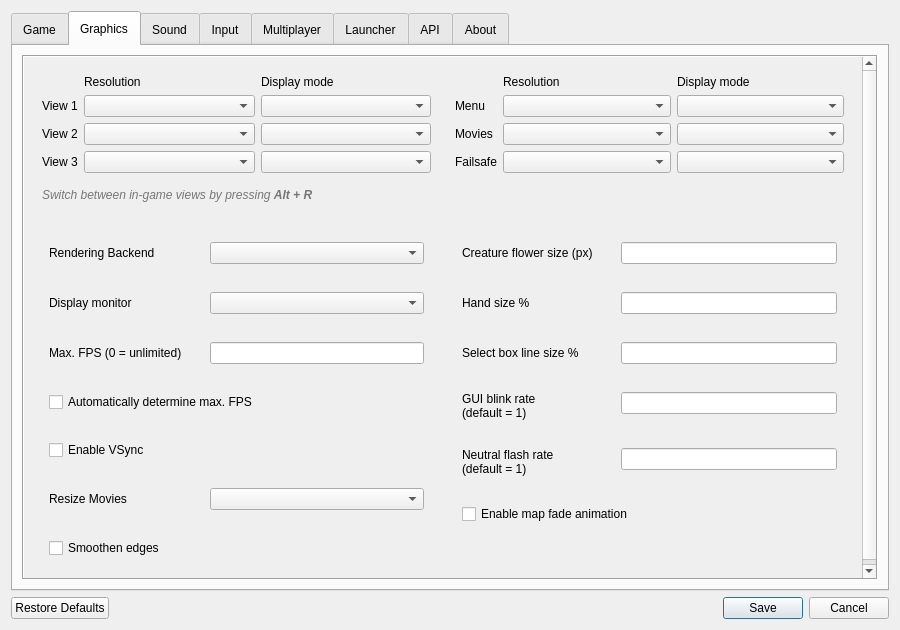
Before: the Qt Designer form ui/settingsdialog.ui in dkfans/keeperfx-launcher-qt, drawn with Qt 5.
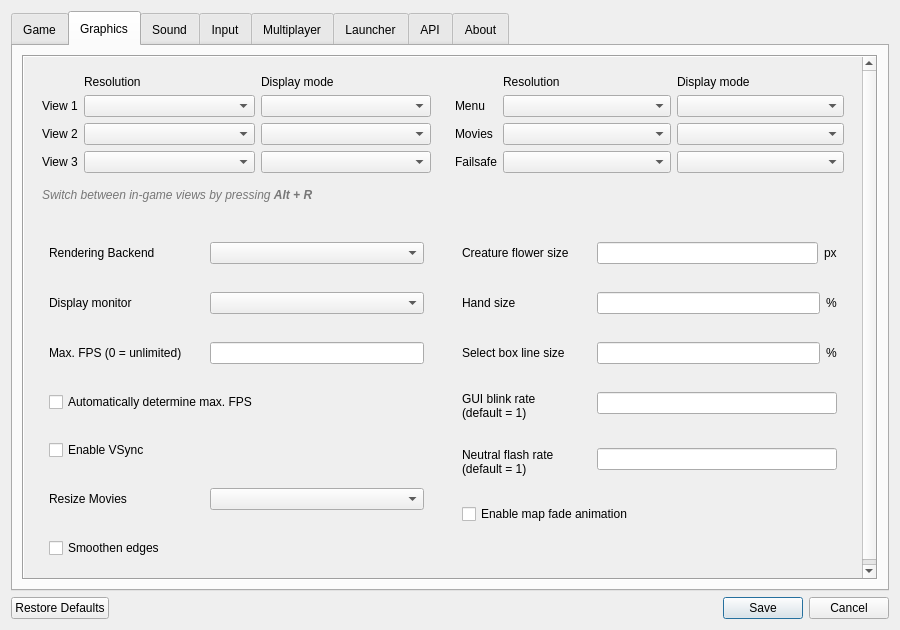
After: the same form once the commit is applied. The open tabs and pages were chosen to show the change. Icons and pictures are not drawn.

Commit message: separate measurement units from setting labels

What changed in the file:
```diff
--- a/ui/settingsdialog.ui
+++ b/ui/settingsdialog.ui
@@ -663,32 +663,107 @@
                  <item row="0" column="0">
                   <widget class="QLabel" name="labelCreatureFlowerSize">
                    <property name="text">
-                    <string comment="Textinput Title Label">Creature flower size (px)</string>
+                    <string comment="Textinput Title Label">Creature flower size</string>
                    </property>
                   </widget>
                  </item>
                  <item row="0" column="1">
-                  <widget class="QLineEdit" name="lineEditCreatureFlowerSize"/>
+                  <widget class="QWidget" name="widget_3" native="true">
+                   <layout class="QHBoxLayout" name="horizontalLayout_11">
+                    <property name="leftMargin">
+                     <number>0</number>
+                    </property>
+                    <property name="topMargin">
+                     <number>0</number>
+                    </property>
+                    <property name="rightMargin">
+                     <number>0</number>
+                    </property>
+                    <property name="bottomMargin">
+                     <number>0</number>
+                    </property>
+                    <item>
+                     <widget class="QLineEdit" name="lineEditCreatureFlowerSize"/>
+                    </item>
+                    <item>
+                     <widget class="QLabel" name="label_4">
+                      <property name="text">
+                       <string>px</string>
+                      </property>
+                     </widget>
+                    </item>
+                   </layout>
+                  </widget>
                  </item>
                  <item row="1" column="0">
                   <widget class="QLabel" name="labelHandSize">
                    <property name="text">
-                    <string comment="Textinput Title Label">Hand size %</string>
+                    <string comment="Textinput Title Label">Hand size</string>
                    </property>
                   </widget>
                  </item>
                  <item row="1" column="1">
-                  <widget class="QLineEdit" name="lineEditHandSize"/>
+                  <widget class="QWidget" name="widget_4" native="true">
+                   <layout class="QHBoxLayout" name="horizontalLayout_12">
+                    <property name="leftMargin">
+                     <number>0</number>
+                    </property>
+                    <property name="topMargin">
+                     <number>0</number>
+                    </property>
+                    <property name="rightMargin">
+                     <number>0</number>
+                    </property>
+                    <property name="bottomMargin">
+                     <number>0</number>
+                    </property>
+                    <item>
+                     <widget class="QLineEdit" name="lineEditHandSize"/>
+                    </item>
+                    <item>
+                     <widget class="QLabel" name="label_3">
+                      <property name="text">
+                       <string>%</string>
+                      </property>
+                     </widget>
+                    </item>
+                   </layout>
+                  </widget>
                  </item>
                  <item row="2" column="0">
                   <widget class="QLabel" name="labelLineBoxSize">
                    <property name="text">
-                    <string comment="Textinput Title Label">Select box line size %</string>
+                    <string comment="Textinput Title Label">Select box line size</string>
                    </property>
                   </widget>
                  </item>
                  <item row="2" column="1">
-                  <widget class="QLineEdit" name="lineEditLineBoxSize"/>
+                  <widget class="QWidget" name="widget_5" native="true">
+                   <layout class="QHBoxLayout" name="horizontalLayout_13">
+                    <property name="leftMargin">
+                     <number>0</number>
+                    </property>
+                    <property name="topMargin">
+                     <number>0</number>
+                    </property>
+                    <property name="rightMargin">
+                     <number>0</number>
+                    </property>
+                    <property name="bottomMargin">
+                     <number>0</number>
+                    </property>
+                    <item>
+                     <widget class="QLineEdit" name="lineEditLineBoxSize"/>
+                    </item>
+                    <item>
+                     <widget class="QLabel" name="label_2">
+                      <property name="text">
+                       <string>%</string>
+                      </property>
+                     </widget>
+                    </item>
+                   </layout>
+                  </widget>
                  </item>
                  <item row="3" column="0">
                   <widget class="QLabel" name="labelGuiBlinkRate">
```
